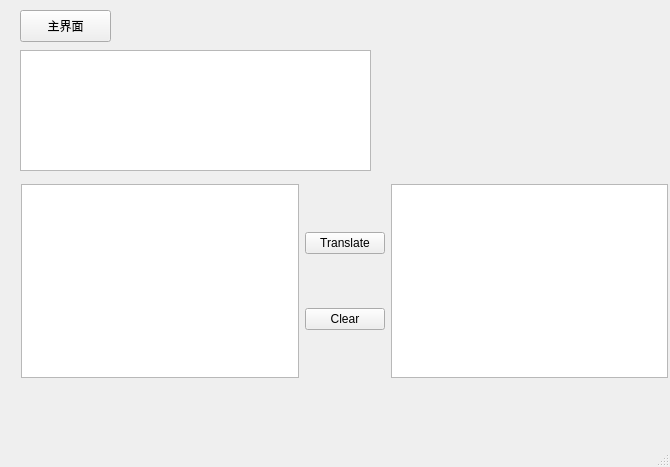
First picture: the form in allUI/Translate.ui, repository KJC1999/momofish, before the edit.
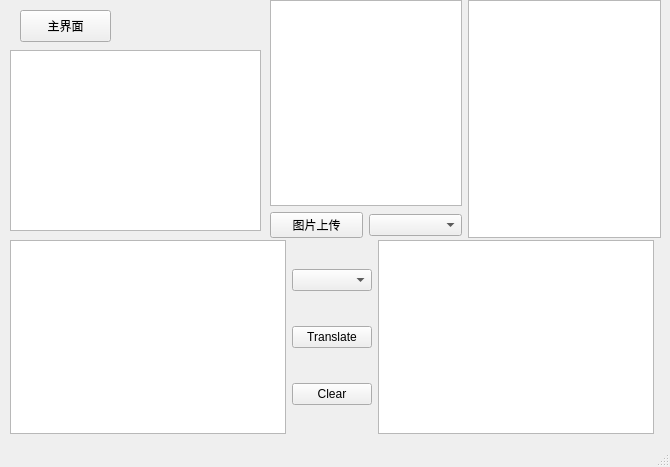
Second picture: the form after the edit.

```diff
--- a/allUI/Translate.ui
+++ b/allUI/Translate.ui
@@ -39,13 +39,13 @@
      <string>主界面</string>
     </property>
    </widget>
-   <widget class="QPlainTextEdit" name="tips_plainTextEdit">
+   <widget class="QTextEdit" name="tips_textEdit">
     <property name="geometry">
      <rect>
-      <x>20</x>
+      <x>10</x>
       <y>50</y>
-      <width>351</width>
-      <height>121</height>
+      <width>251</width>
+      <height>181</height>
      </rect>
     </property>
     <property name="readOnly">
@@ -55,9 +55,9 @@
    <widget class="QWidget" name="layoutWidget">
     <property name="geometry">
      <rect>
-      <x>21</x>
-      <y>184</y>
-      <width>647</width>
+      <x>10</x>
+      <y>240</y>
+      <width>644</width>
       <height>194</height>
      </rect>
     </property>
@@ -67,6 +67,9 @@
      </item>
      <item>
       <layout class="QVBoxLayout" name="verticalLayout">
+       <item>
+        <widget class="QComboBox" name="comboBox_1"/>
+       </item>
        <item>
         <widget class="QPushButton" name="translate_Button">
          <property name="text">
@@ -92,21 +95,49 @@
      </item>
     </layout>
    </widget>
-   <widget class="QLabel" name="pic_label">
+   <widget class="QWidget" name="">
     <property name="geometry">
      <rect>
-      <x>510</x>
-      <y>10</y>
-      <width>141</width>
-      <height>161</height>
+      <x>270</x>
+      <y>0</y>
+      <width>391</width>
+      <height>238</height>
      </rect>
     </property>
-    <property name="text">
-     <string/>
-    </property>
-    <property name="scaledContents">
-     <bool>true</bool>
-    </property>
+    <layout class="QHBoxLayout" name="horizontalLayout_3">
+     <item>
+      <layout class="QVBoxLayout" name="verticalLayout_2">
+       <item>
+        <widget class="QTextEdit" name="textEdit_2">
+         <property name="readOnly">
+          <bool>false</bool>
+         </property>
+        </widget>
+       </item>
+       <item>
+        <layout class="QHBoxLayout" name="horizontalLayout_2">
+         <item>
+          <widget class="QPushButton" name="file_Button">
+           <property name="text">
+            <string>图片上传</string>
+           </property>
+          </widget>
+         </item>
+         <item>
+          <widget class="QComboBox" name="comboBox_ocr"/>
+         </item>
+        </layout>
+       </item>
+      </layout>
+     </item>
+     <item>
+      <widget class="QTextEdit" name="ocr_textEdit">
+       <property name="readOnly">
+        <bool>true</bool>
+       </property>
+      </widget>
+     </item>
+    </layout>
    </widget>
   </widget>
   <widget class="QStatusBar" name="statusbar"/>
```
Left out of the diff: 2 changed lines with no effect on the pictures.
